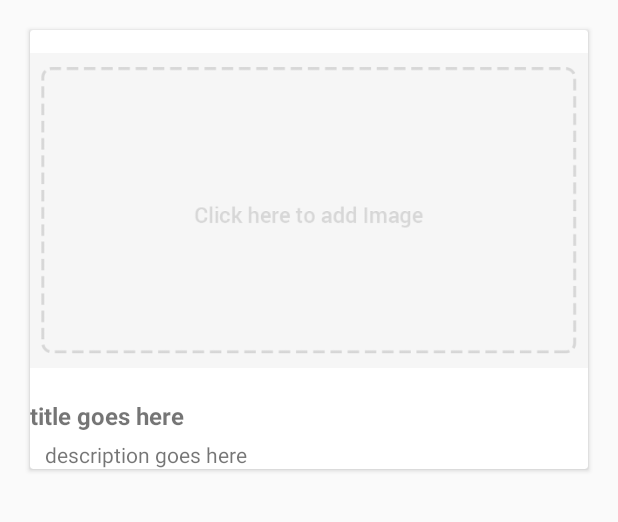
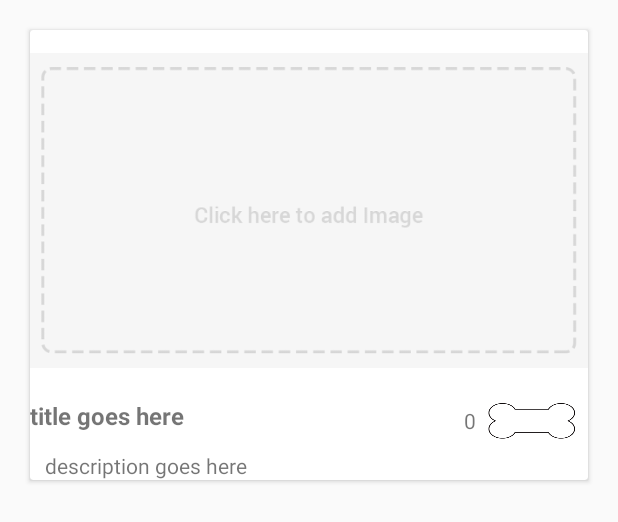
Before and after one commit to EC327yipyap/yipyap, an Android app: the layout feed_row.xml on its own in the app's theme, with its tools: preview values and no code run, on a phone screen of 412 x 824 dp. Shown: the top 522 px of the screen. Run offline under Robolectric (Android 15) with nearby library versions, the phone set to English and light mode, and no system bars.

Commit message:
added button, no click yet

```diff
--- a/YipYapNewJava/app/src/main/res/layout/feed_row.xml
+++ b/YipYapNewJava/app/src/main/res/layout/feed_row.xml
@@ -1,13 +1,14 @@
 <?xml version="1.0" encoding="utf-8"?>
 <android.support.v7.widget.CardView xmlns:android="http://schemas.android.com/apk/res/android"
     xmlns:tools="http://schemas.android.com/tools"
-    android:layout_width="match_parent" android:layout_height="wrap_content"
+    android:layout_width="match_parent"
+    android:layout_height="wrap_content"
     android:layout_margin="20dp">
 
     <LinearLayout
         android:layout_width="match_parent"
         android:layout_height="wrap_content"
-            android:orientation="vertical" >
+        android:orientation="vertical">
 
         <ImageView
             android:id="@+id/post_image"
@@ -16,6 +17,10 @@
             tools:adjustViewBounds="true"
             tools:scaleType="centerCrop"
             tools:src="@mipmap/add_btn" />
+
+        <RelativeLayout
+            android:layout_width="match_parent"
+            android:layout_height="wrap_content">
 
             <TextView
                 android:id="@+id/post_title"
@@ -27,6 +32,27 @@
                 tools:paddingHorizontal="5dp"
                 tools:text="title goes here" />
 
+            <Button
+                android:layout_width="60dp"
+                android:id="@+id/bone"
+                android:layout_height="25dp"
+                android:layout_alignParentRight="true"
+                android:layout_margin="7dp"
+                style="?android:attr/borderlessButtonStyle"
+                android:background="@drawable/bone"/>
+
+            <TextView
+                android:layout_width="wrap_content"
+                android:layout_height="wrap_content"
+                android:layout_alignBaseline="@+id/bone"
+                android:layout_alignBottom="@+id/bone"
+                android:layout_toLeftOf="@+id/bone"
+                android:layout_toStartOf="@+id/bone"
+                android:text="0" />
+
+        </RelativeLayout>
+
+
         <TextView
             android:id="@+id/post_description"
             android:layout_width="match_parent"
```
Lines whose indentation alone changed are shown as unchanged.
